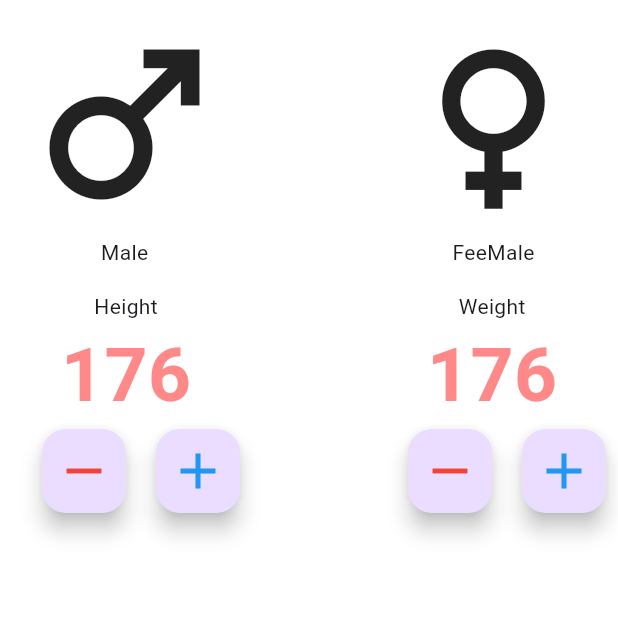
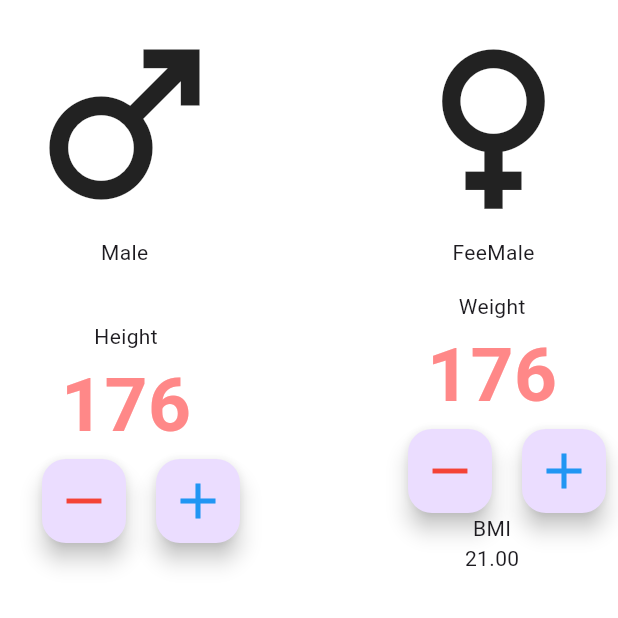
Before and after one commit to Likshan-Lahiru/bmicalculator, a Flutter app: the screen it shows after launch, on a phone screen of 412 x 824 dp, the top half of it. Run offline on Flutter 3.47's test engine with Material 3 defaults, Android fonts, the phone set to English and light mode, and no system bars.

```diff
--- /dev/null
+++ b/lib/constants.dart
@@ -0,0 +1,3 @@
+import 'package:flutter/material.dart';
+
+ const ktextColor = Color(0xFFFF8888);
--- a/lib/main_page.dart
+++ b/lib/main_page.dart
@@ -91,6 +91,12 @@ class _mainPageState extends State<mainPage> {
 
                       ],
                       ),
+                      Column(
+                        children: [
+                          Text("BMI"),
+                          Text("21.00")
+                        ],
+                      )
                     ],
                   ),
                 ),
```
